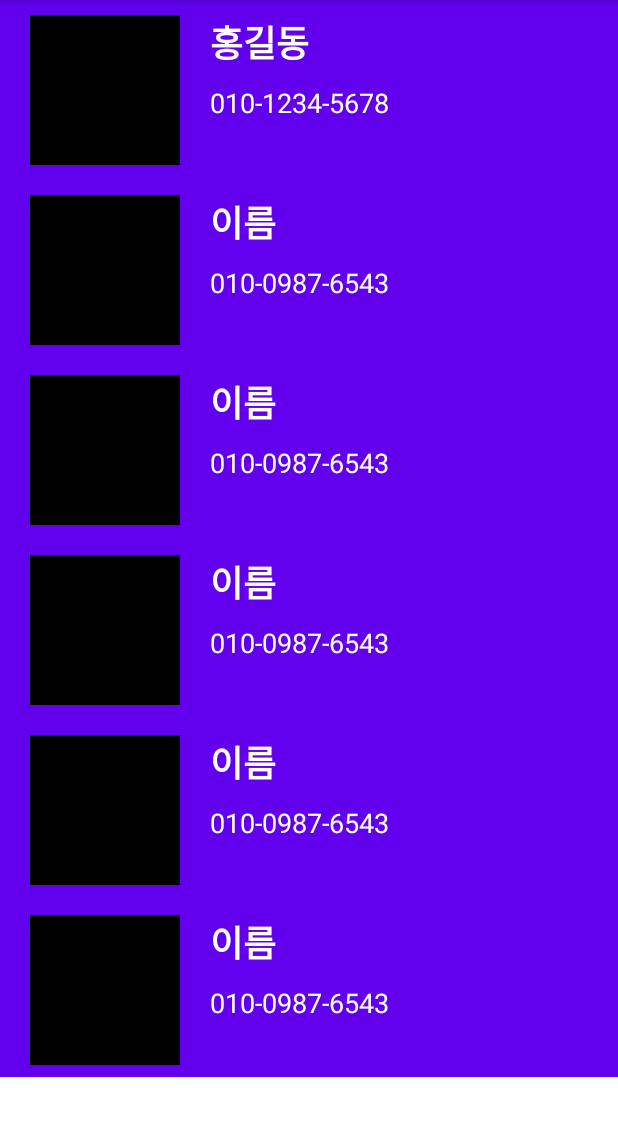
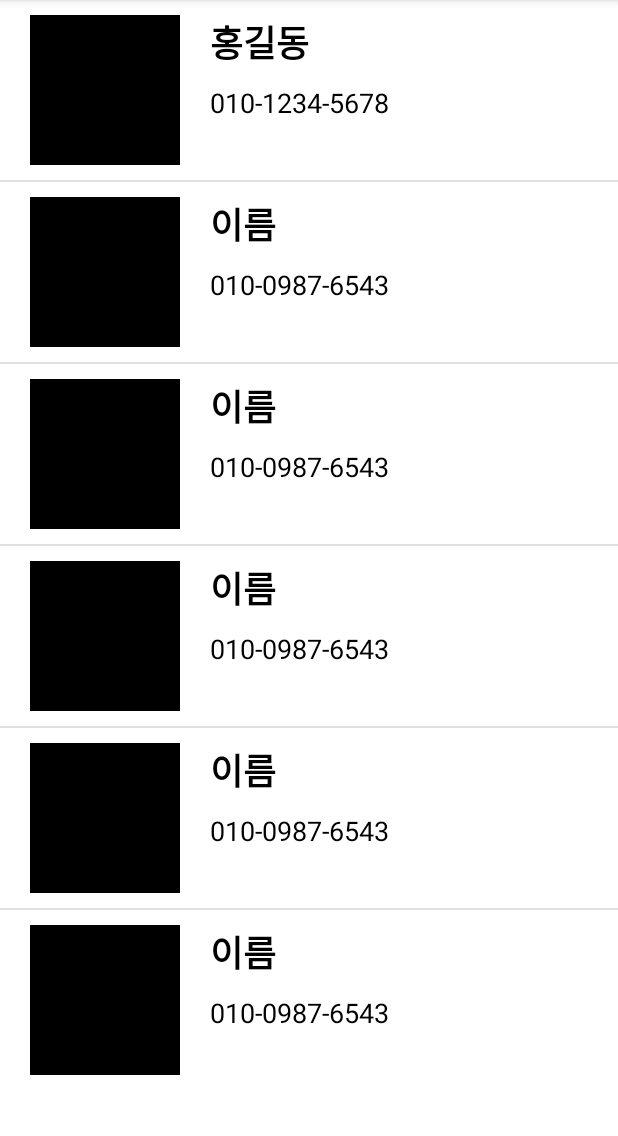
Before and after one commit to Jongjunp/2021-KAIST-winter-camp, an Android app: the fragment AFragment shown on its own in the app's theme, on a phone screen of 412 x 824 dp, the part 84-1220 px from its top. Run offline under Robolectric (Android 15) with nearby library versions, the phone set to English and light mode, and no system bars.

Commit message:
project1_minsuh - recyclerview list design 12_29

```diff
--- a/app/src/main/java/com/example/commontask1_pjj/AFragment.kt
+++ b/app/src/main/java/com/example/commontask1_pjj/AFragment.kt
@@ -30,7 +30,7 @@ class AFragment : Fragment() {
         recyclerView1 = rootView.findViewById(R.id.recyclerView)as RecyclerView
         recyclerView1.layoutManager = LinearLayoutManager(requireContext())
         recyclerView1.adapter = ViewAdapter(requireContext(), dataArray)
-        //recyclerView1.addItemDecoration(DividerItemDecoration(this, DividerItemDecoration.VERTICAL))
+        recyclerView1.addItemDecoration(DividerItemDecoration(context, DividerItemDecoration.VERTICAL))
 
         return rootView
     }
--- a/app/src/main/res/layout/rv_item.xml
+++ b/app/src/main/res/layout/rv_item.xml
@@ -6,7 +6,7 @@
     android:layout_height="wrap_content"
     android:paddingHorizontal="20dp"
     android:paddingVertical="10dp"
-    android:background="@color/purple_500"
+    android:background="@color/white"
     app:layout_constraintBottom_toTopOf="@+id/tabLayout">
 
     <ImageView
@@ -26,7 +26,7 @@
         android:textStyle="bold"
         android:layout_marginLeft="20dp"
         android:textSize="24sp"
-        android:textColor="@color/white"
+        android:textColor="@color/black"
         app:layout_constraintLeft_toRightOf="@id/img_rv_photo"
         app:layout_constraintTop_toTopOf="parent" />
 
@@ -38,7 +38,7 @@
         android:layout_marginTop="10dp"
         android:layout_marginLeft="20dp"
         android:textSize="18sp"
-        android:textColor="@color/white"
+        android:textColor="@color/black"
         app:layout_constraintLeft_toRightOf="@id/img_rv_photo"
         app:layout_constraintTop_toBottomOf="@id/item_name" />
 
--- a/app/src/main/res/values/colors.xml
+++ b/app/src/main/res/values/colors.xml
@@ -7,4 +7,5 @@
     <color name="teal_700">#FF018786</color>
     <color name="black">#FF000000</color>
     <color name="white">#FFFFFFFF</color>
+    <color name="light_purple">#CCB3FF</color>
 </resources>
```
Also changed, not shown: app/src/main/res/layout/activity_main.xml (+8 -4 lines).
